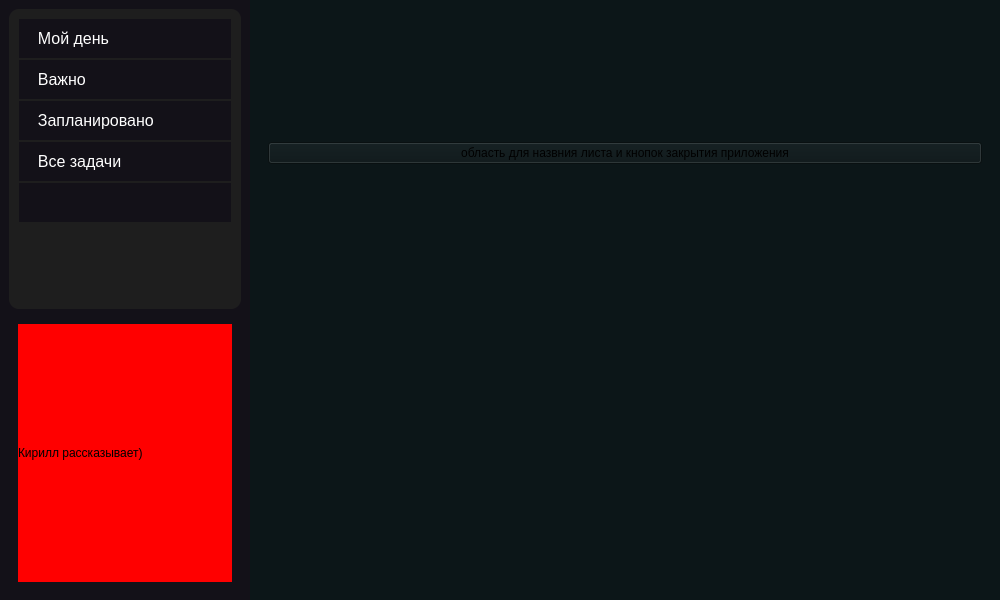
Qt form FAK/mainwindow.ui (Teddy-Ro/FAK) before a commit.
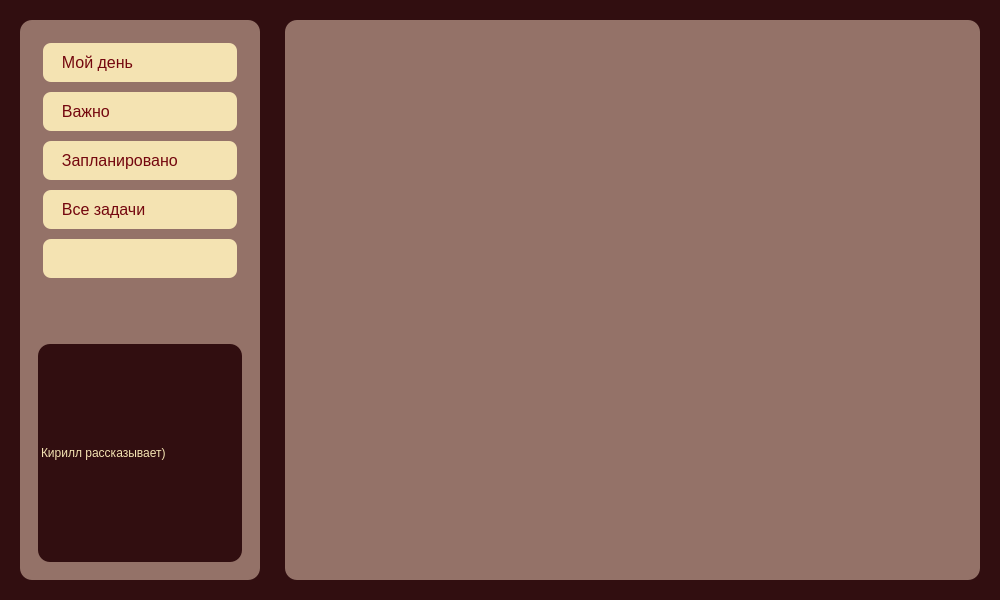
The same form after that commit. Icons and pictures are not drawn.

```diff
--- a/FAK/mainwindow.ui
+++ b/FAK/mainwindow.ui
@@ -15,7 +15,7 @@
   </property>
   <widget class="QWidget" name="centralwidget">
    <property name="styleSheet">
-    <string notr="true">background-color: rgb(12, 22, 24);</string>
+    <string notr="true">background-color: #310E10; /* Black bean */</string>
    </property>
    <layout class="QHBoxLayout" name="horizontalLayout">
     <property name="spacing">
@@ -55,19 +55,19 @@
         <widget class="QWidget" name="contentWidget" native="true">
          <layout class="QHBoxLayout" name="horizontalLayout_3">
           <property name="spacing">
-           <number>0</number>
+           <number>15</number>
           </property>
           <property name="leftMargin">
-           <number>0</number>
+           <number>15</number>
           </property>
           <property name="topMargin">
-           <number>0</number>
+           <number>15</number>
           </property>
           <property name="rightMargin">
-           <number>0</number>
+           <number>15</number>
           </property>
           <property name="bottomMargin">
-           <number>0</number>
+           <number>15</number>
           </property>
           <item>
            <widget class="QWidget" name="sidebarWidget" native="true">
@@ -83,12 +83,12 @@
               <height>16777215</height>
              </size>
             </property>
-            <property name="autoFillBackground">
-             <bool>false</bool>
-            </property>
             <property name="styleSheet">
-             <string notr="true">background-color: rgb(19, 17, 24);
-</string>
+             <string notr="true">
+                background-color: #947268; /* Cinerious */
+                border-radius: 12px;
+                margin: 5px;
+             </string>
             </property>
             <layout class="QVBoxLayout" name="verticalLayout" stretch="1,0">
              <item>
@@ -100,44 +100,30 @@
                 </size>
                </property>
                <property name="styleSheet">
-                <string notr="true">QFrame {
-                background-color: #1e1e1e;
-                color: white;
-				 border-radius: 10px;
+                <string notr="true">
+                QFrame {
+                    background-color: transparent;
                 }
-
-                QLabel {
-                color: #888888;
-                font-size: 14px;
-                border-radius: 5px;
-
-                }
-
                 QPushButton {
-                border: none;
-                text-align: left;
-                padding: 10px;
-                color: white;
-                font-size: 16px;
-                background-color: transparent;
+                    color: #74070E; /* Blood red */
+                    background-color: #F4E3B2; /* Vanilla */
+                    border-radius: 8px;
+                    padding: 10px;
+                    margin: 4px;
+                    font-size: 16px;
+                    text-align: left;
+                    border: none;
                 }
-
                 QPushButton:hover {
                 background-color: #333333;
                 border-radius: 5px;
 
                 }
-
-				 QPushButton:checked {
-      			 background-color: #333333;
-        		 border-left: 3px solid #3b7be0;
-    			 }
-
-                QPushButton#tasksButton {
-                background-color: #333333;
-                border-left: 3px solid #3b7be0;
+                QPushButton:checked {
+                    background-color: rgba(244, 227, 178, 0.9);
+                    border-left: 3px solid #74070E;
                 }
-</string>
+                </string>
                </property>
                <property name="frameShape">
                 <enum>QFrame::NoFrame</enum>
@@ -360,7 +346,7 @@
                   <item>
                    <widget class="QLabel" name="label">
                     <property name="styleSheet">
-                     <string notr="true">background-color: rgb(255, 0, 0)</string>
+                     <string notr="true">background-color: #310E10; color: #F4E3B2;</string>
                     </property>
                     <property name="text">
                      <string>Кирилл рассказывает)</string>
@@ -378,24 +364,15 @@
           <item>
            <widget class="QWidget" name="tasksWidget" native="true">
             <property name="styleSheet">
-             <string notr="true">background-color: rgb(12, 22, 24)</string>
+             <string notr="true">
+                background-color: #947268; /* Cinerious */
+                border-radius: 12px;
+                margin: 5px;
+             </string>
             </property>
             <layout class="QVBoxLayout" name="verticalLayout_3">
              <item>
-              <widget class="QWidget" name="titleBar" native="true">
-               <layout class="QHBoxLayout" name="horizontalLayout_7">
-                <item>
-                 <widget class="QPushButton" name="pushButton">
-                  <property name="text">
-                   <string>область для назвния листа и кнопок закрытия приложения</string>
-                  </property>
-                 </widget>
-                </item>
-               </layout>
-              </widget>
-             </item>
-             <item>
-              <widget class="QWidget" name="widget_3" native="true">
+              <widget class="QWidget" name="tasks_widget" native="true">
                <layout class="QVBoxLayout" name="verticalLayout_5"/>
               </widget>
              </item>
```
Left out of the diff: 4 changed lines with no effect on the pictures.
